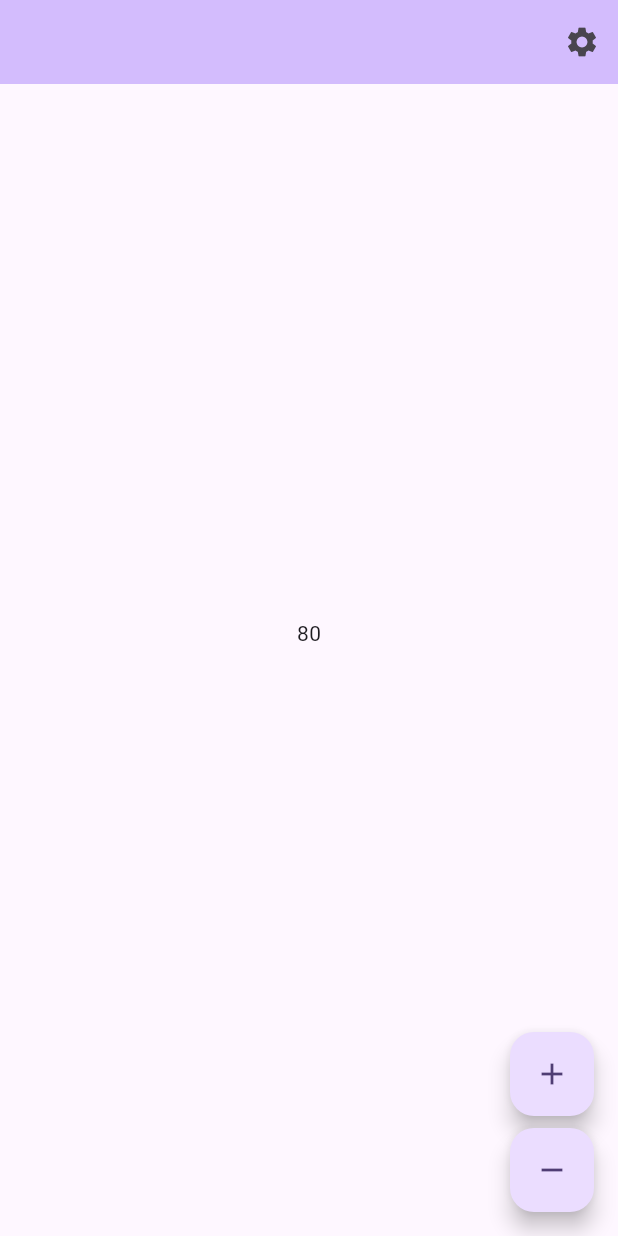
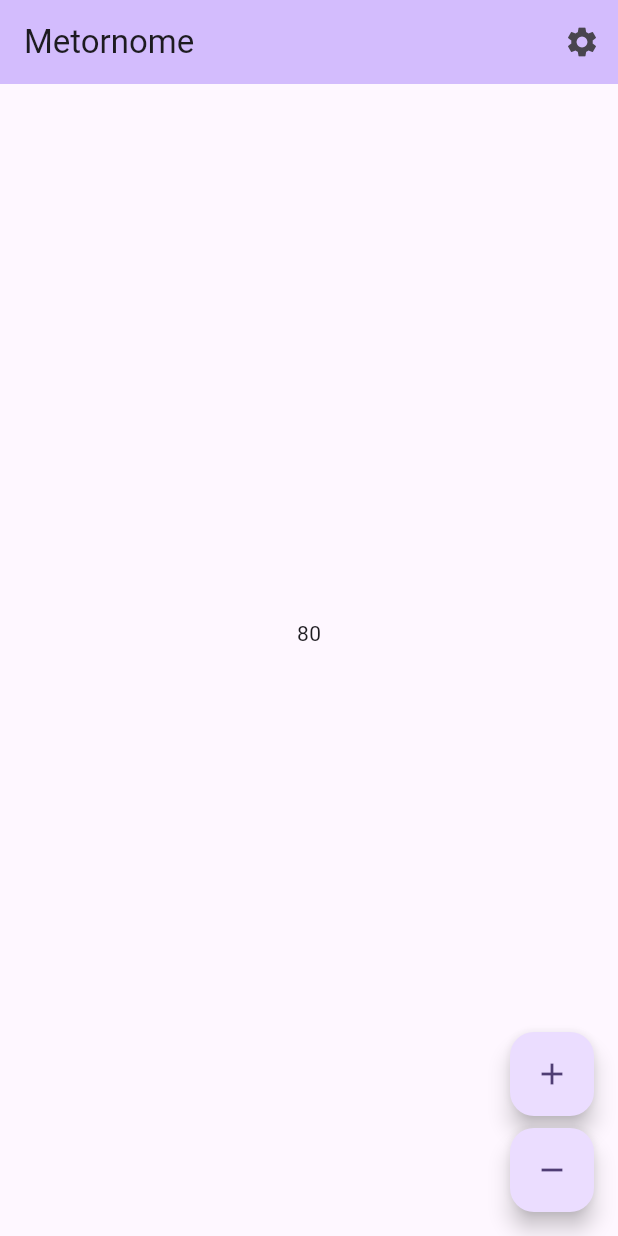
Before and after one commit to BMarx981/metornome, a Flutter app: the screen it shows after launch, on a phone screen of 412 x 824 dp. Run offline on Flutter 3.47's test engine with Material 3 defaults, Android fonts, the light colour scheme and no system bars; our stand-ins replace drift, drift_flutter, go_router; accounts and stored records are empty; generated files the repository leaves out were written again.

```diff
--- a/lib/main.dart
+++ b/lib/main.dart
@@ -12,7 +12,7 @@ class MyApp extends StatelessWidget {
   final GoRouter _router = GoRouter(initialLocation: '/', routes: [
     GoRoute(
       path: '/',
-      builder: (context, state) => const MainPage(title: ''),
+      builder: (context, state) => const MainPage(title: 'Metornome'),
     ),
     GoRoute(
       path: '/settings',
--- a/pubspec.yaml
+++ b/pubspec.yaml
@@ -17,6 +17,7 @@ dependencies:
   go_router: ^14.6.1
 
 dev_dependencies:
+  drift_dev: ^2.0.0
   flutter_test:
     sdk: flutter
 
```
Also changed, not shown: lib/services/database.dart (added, +20 -0 lines), pubspec.lock.
